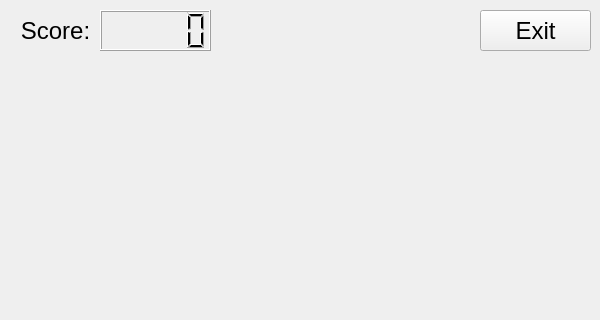
Old version of the form SnakeGame/mainwindow.ui in the repository niccum300/SnakeGame; both pictures show x 0 to 600 and y 0 to 320 of the 600 by 660 pixel window.
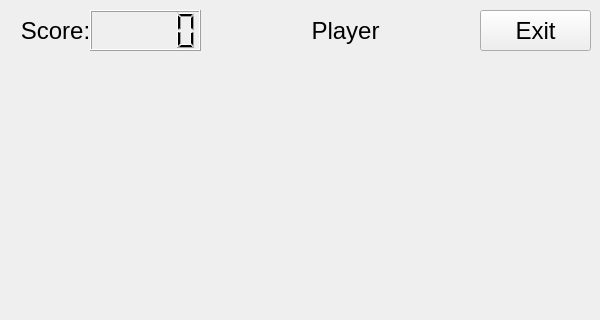
New version of the form.

Commit message: Add name label for single player

The edit to the form file:
```diff
--- a/SnakeGame/mainwindow.ui
+++ b/SnakeGame/mainwindow.ui
@@ -56,7 +56,7 @@
    <widget class="QLCDNumber" name="lcd_score">
     <property name="geometry">
      <rect>
-      <x>100</x>
+      <x>90</x>
       <y>10</y>
       <width>111</width>
       <height>41</height>
@@ -84,6 +84,27 @@
      <set>Qt::AlignCenter</set>
     </property>
    </widget>
+   <widget class="QLabel" name="player_label">
+    <property name="geometry">
+     <rect>
+      <x>220</x>
+      <y>10</y>
+      <width>251</width>
+      <height>41</height>
+     </rect>
+    </property>
+    <property name="font">
+     <font>
+      <pointsize>18</pointsize>
+     </font>
+    </property>
+    <property name="text">
+     <string>Player</string>
+    </property>
+    <property name="alignment">
+     <set>Qt::AlignCenter</set>
+    </property>
+   </widget>
   </widget>
   <widget class="QMenuBar" name="menubar">
    <property name="geometry">
```
Left out of the diff: 2 changed lines with no effect on the pictures. The commit also changes 1 other file.
